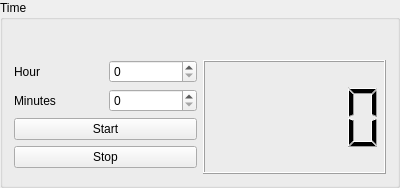
Before: the Qt Designer form src/app/timer.ui in Brasserie-De-Toulbroch/druid, drawn with Qt 5.
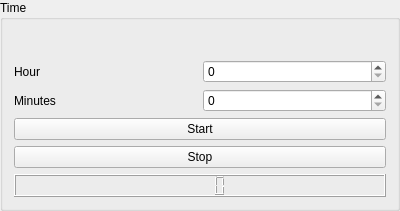
After: the same form once the commit is applied.

What changed in the file:
```diff
--- a/src/app/timer.ui
+++ b/src/app/timer.ui
@@ -58,7 +58,7 @@
      </property>
     </widget>
    </item>
-   <item row="0" column="2" rowspan="4">
+   <item row="3" column="0">
     <widget class="QLCDNumber" name="_lcd"/>
    </item>
   </layout>
```
